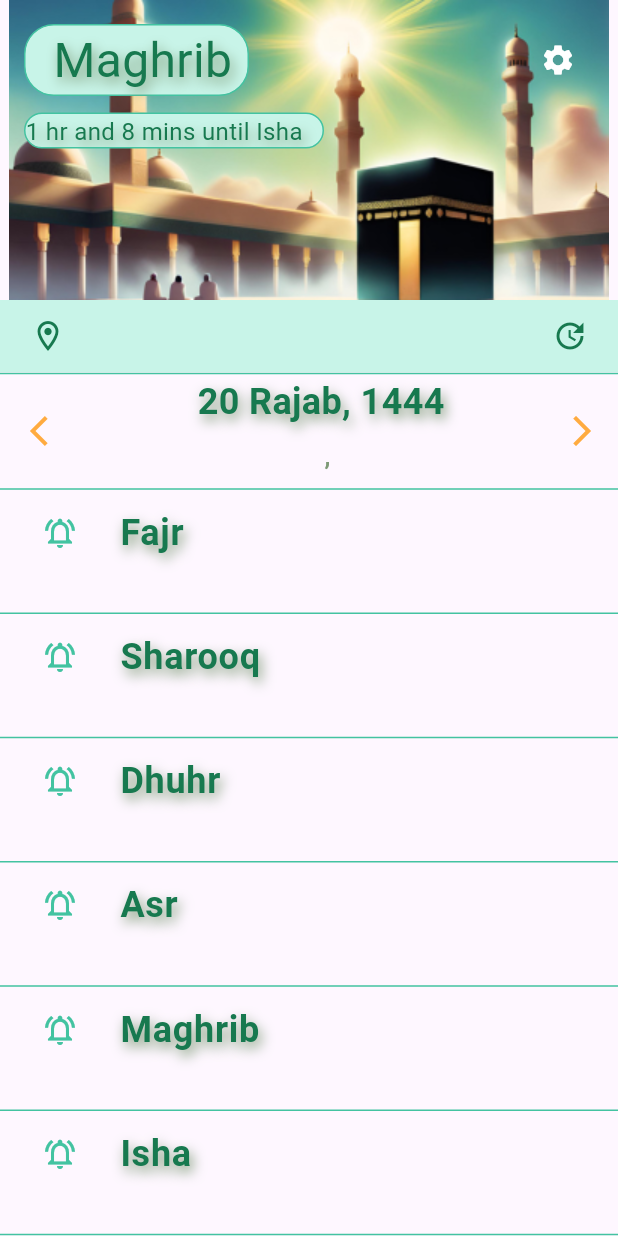
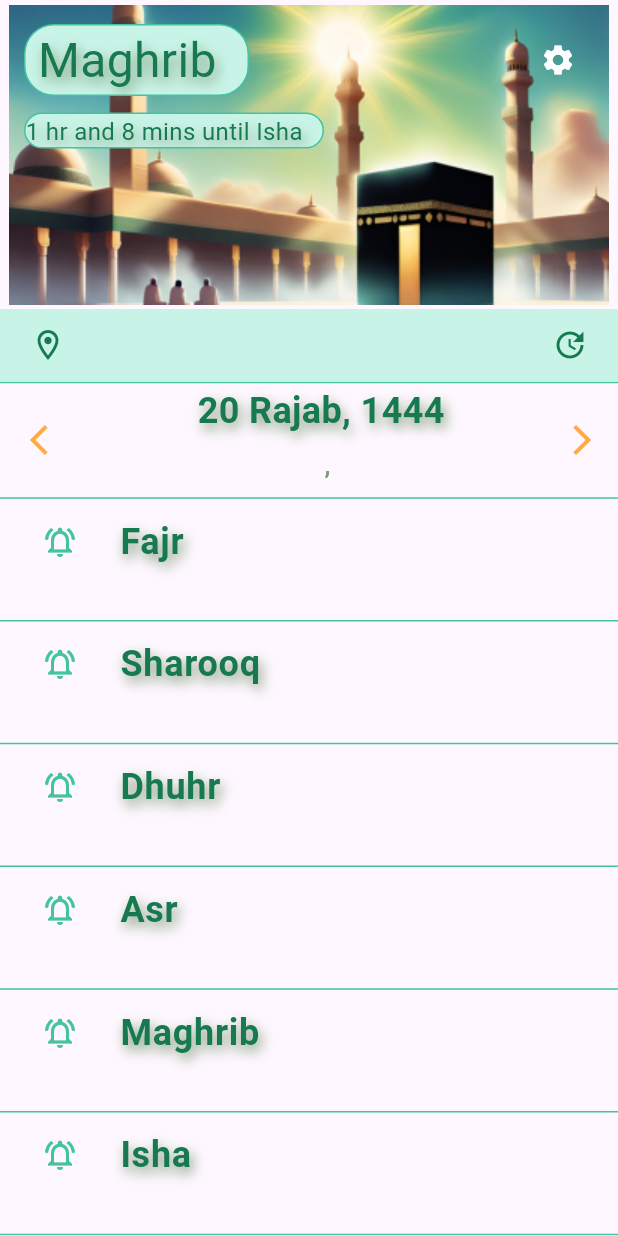
Before and after one commit to Terrence-Beckham/salah_app, a Flutter app: the SalahSuccessView widget shown alone on an empty page, opened directly, after a tap on the "update" icon, on a phone screen of 412 x 824 dp. Run offline on Flutter 3.47's test engine with Material 3 defaults, Android fonts, the light colour scheme and no system bars; our stand-ins replace bloc, dio, equatable, flutter_bloc, geolocator, hydrated_bloc and 2 more; accounts and stored records are empty; generated files the repository leaves out were written again.

```diff
--- a/lib/salah/cubit/salah_cubit.dart
+++ b/lib/salah/cubit/salah_cubit.dart
@@ -1,3 +1,5 @@
+import 'dart:async';
+
 import 'package:bloc/bloc.dart';
 import 'package:equatable/equatable.dart';
 import 'package:geolocator/geolocator.dart';
@@ -14,13 +16,16 @@ class SalahCubit extends Cubit<SalahState> {
 
   final _logger = Logger();
 
+  initTimer(Salah salah) {
+
+  }
 
   Future<void> fetchSalah() async {
     // if (city == null || city.isEmpty) return;
     emit(state.copyWith(status: SalahStatus.loading));
+    try {
+      final salah = Salah.fromRepository(await _salahRepository.getSalah());
 
-    try {
-      final salah = Salah.fromRepository(  await _salahRepository.getSalah());
       emit(
         state.copyWith(
           status: SalahStatus.success,
@@ -37,27 +42,4 @@ class SalahCubit extends Cubit<SalahState> {
       emit(state.copyWith(status: SalahStatus.failure));
     }
   }
-
-  // Future<void> refreshSalah() async {
-  //   if (!state.status.isSuccess) return;
-  //   if (state.salah == Salah.empty) return;
-  //   try {
-  //     //Remove the hardcoded city
-  //     // final salah = Salah.fromRepository(
-  //     //   // await _salahRepository.getSalah('Chicago'),
-  //     // );
-  //     emit(
-  //       state.copyWith(status: SalahStatus.success, salah: salah),
-  //     );
-  //   } on Exception {
-  //     emit(state);
-  //   }
-  // }
-
-// @override
-// SalahState fromJson(Map<String, dynamic> json)
-// => SalahState.fromJson(json);
-//
-// @override
-// Map<String, dynamic> toJson(SalahState state) => state.toJson();
 }
--- a/lib/salah/view/salah_view.dart
+++ b/lib/salah/view/salah_view.dart
@@ -59,15 +59,13 @@ class SalahSuccessView extends StatelessWidget {
     return BlocBuilder<SalahCubit, SalahState>(
       builder: (context, state) {
         return SafeArea(
-          child: Center(
           child: Column(
             children: [
               Stack(
                 children: [
-                    SizedBox(
-                      width: double.infinity,
-                      height: 200,
-                      child: Image.asset('assets/images/main_background.png'),
+                  Image.asset(
+                    width: MediaQuery.of(context).size.width,
+                    'assets/images/main_background.png',
                   ),
                   Positioned(
                     top: 16,
@@ -82,8 +80,7 @@ class SalahSuccessView extends StatelessWidget {
                           Radius.circular(20),
                         ),
                       ),
-                        child: const Center(
-                          child: Text(
+                      child: const Text(
                         ' Maghrib',
                         style: TextStyle(
                           color: Color(0xFF17794F),
@@ -100,7 +97,6 @@ class SalahSuccessView extends StatelessWidget {
                               ), // how much shadow will be shown
                             ),
                           ],
-                            ),
                         ),
                       ),
                     ),
@@ -171,7 +167,6 @@ class SalahSuccessView extends StatelessWidget {
                           showDialog<SimpleDialog>(
                             context: context,
                             builder: (context) => const AthanPlayer(),
-
                           );
                         },
                         icon: const Icon(
@@ -186,12 +181,12 @@ class SalahSuccessView extends StatelessWidget {
                         color: AppColor.desaturatedGreen,
                         fontSize: 24,
                       ),
-                      ),Padding(
+                    ),
+                    Padding(
                       padding: const EdgeInsets.only(right: 8),
                       child: IconButton(
                         onPressed: () {
                           context.read<SalahCubit>().fetchSalah();
-
                         },
                         icon: const Icon(
                           Icons.update_outlined,
@@ -554,7 +549,6 @@ class SalahSuccessView extends StatelessWidget {
               ),
             ],
           ),
-          ),
         );
       },
     );
--- a/packages/salah_repository/lib/src/salah_repository.dart
+++ b/packages/salah_repository/lib/src/salah_repository.dart
@@ -16,15 +16,15 @@ class SalahRepository {
     final DateTime today = DateTime.now();
     final int now = today.day;
     _logger.i('todays date is: $now');
+
+    //Try to get salah object from db
     final todaySalah = await retrieveSalah();
     if (todaySalah != null) {
       _logger.i('salah retieved from DB');
       return todaySalah;
     }
-    final salah = await _openSalahApiClient.getSalahByMonth(
-        // year: 2023,
-        // month: 12);
-        );
+
+    final salah = await _openSalahApiClient.getSalahByMonth();
 
     final salahList = salah
         .map((e) => SalahRepo(
@@ -46,15 +46,14 @@ class SalahRepository {
               gregorianYear: e.gregorianYear,
             ))
         .toList();
+
     for (var element in salahList) {
       // _logger.i('this is the day before being entered into the db: ${element.gregorianDay}');
       writeToDB(element);
     }
-
+//After inserting into db attempt to get today's salah from db
     final cacheSalah = await retrieveSalah();
     return cacheSalah ?? salahList.last;
-
-    // return salahList.last;
   }
 
   Future<void> writeToDB(SalahRepo salah) async {
@@ -70,6 +69,8 @@ class SalahRepository {
         .gregorianDayEqualTo(time.day.toString())
         .and()
         .gregorianMonthNumeralEqualTo(time.month)
+        .and()
+        .gregorianYearEqualTo(time.year.toString())
         .findFirst();
     _logger.i('this is the salah from the db for today $salah');
     return salah;
```
Lines whose indentation alone changed are shown as unchanged.
